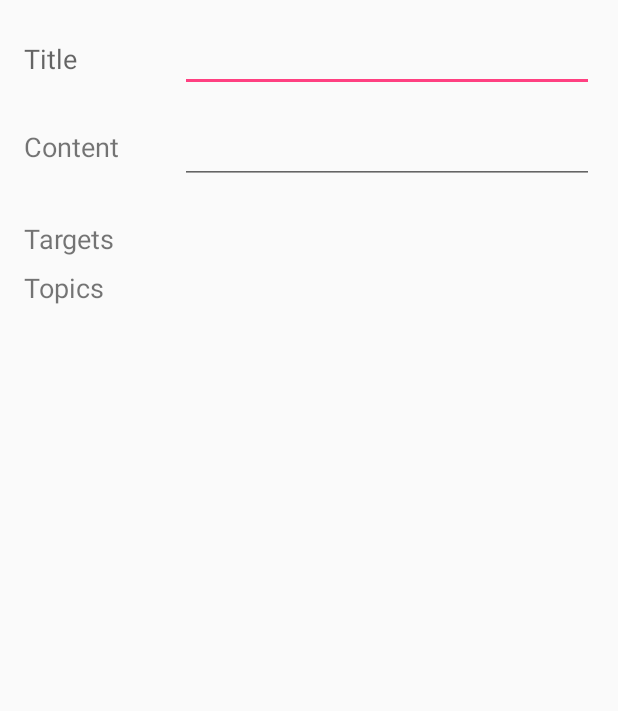
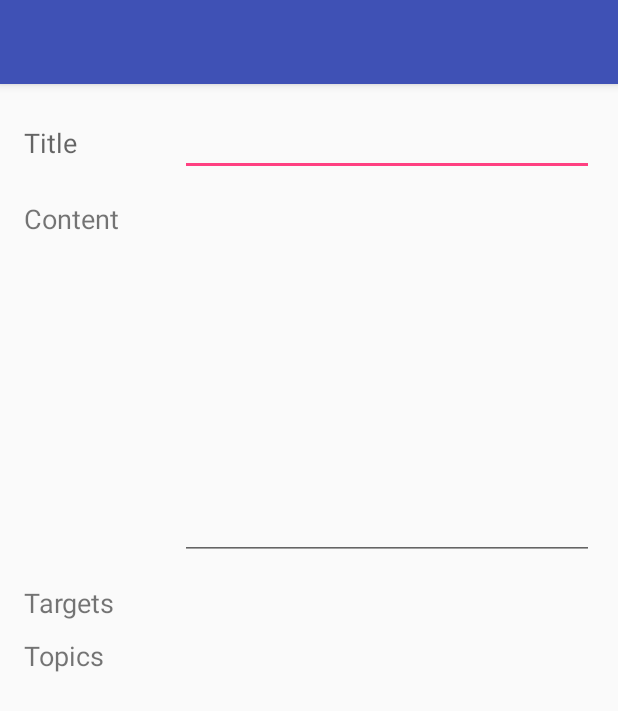
Before and after one commit to IsaacKhor/hermes-android, an Android app: the screen it shows after launch (AddNotifActivity), on a phone screen of 412 x 824 dp. Shown: the top 711 px of the screen. Run offline under Robolectric (Android 15) with nearby library versions, the phone set to English and light mode, and no system bars.

Commit message:
Resolve id collisions and change detail view to be linear

```diff
--- a/app/src/main/java/com/isaackhor/hermes/viewNotifs/NotifsActivity.kt
+++ b/app/src/main/java/com/isaackhor/hermes/viewNotifs/NotifsActivity.kt
@@ -59,7 +59,7 @@ class NotifsActivity : AppCompatActivity(), LifecycleOwner {
             swipeRefreshView.isRefreshing = isLoading })
 
     // Toolbar
-    setSupportActionBar(findViewById(R.id.toolbar))
+    setSupportActionBar(findViewById(R.id.main_toolbar))
   }
 
   override fun onCreateOptionsMenu(menu: Menu?): Boolean {
--- a/app/src/main/res/layout/activity_add_notif.xml
+++ b/app/src/main/res/layout/activity_add_notif.xml
@@ -1,115 +1,140 @@
 <?xml version="1.0" encoding="utf-8"?>
-<android.support.constraint.ConstraintLayout xmlns:android="http://schemas.android.com/apk/res/android"
+<LinearLayout xmlns:android="http://schemas.android.com/apk/res/android"
     xmlns:app="http://schemas.android.com/apk/res-auto"
     xmlns:tools="http://schemas.android.com/tools"
     android:layout_width="match_parent"
     android:layout_height="match_parent"
+    android:orientation="vertical"
     tools:context="com.isaackhor.hermes.viewAddNotif.AddNotifActivity">
 
+    <android.support.design.widget.AppBarLayout
+        android:layout_width="match_parent"
+        android:layout_height="wrap_content">
+
+        <android.support.v7.widget.Toolbar
+            android:id="@+id/add_toolbar"
+            android:layout_width="match_parent"
+            android:layout_height="wrap_content"
+            android:background="?attr/colorPrimary"
+            android:minHeight="?attr/actionBarSize"
+            android:theme="@style/Toolbar"
+            app:popupTheme="@style/ThemeOverlay.AppCompat.Light" />
+    </android.support.design.widget.AppBarLayout>
+
+    <ScrollView
+        android:layout_width="match_parent"
+        android:layout_height="match_parent">
+
+        <android.support.constraint.ConstraintLayout
+            android:layout_width="match_parent"
+            android:layout_height="wrap_content">
+
             <TextView
-        android:id="@+id/label_title"
+                android:labelFor="@+id/add_label_title"
+                android:id="@+id/add_label_title"
                 android:layout_width="80dp"
                 android:layout_height="wrap_content"
                 android:layout_marginBottom="8dp"
                 android:layout_marginEnd="8dp"
                 android:layout_marginStart="16dp"
                 android:layout_marginTop="8dp"
-        android:labelFor="@+id/text_title"
                 android:text="@string/label_title"
                 android:textAlignment="viewStart"
                 android:textAppearance="@style/TextAppearance.AppCompat.Display1"
                 android:textSize="18sp"
-        app:layout_constraintBottom_toBottomOf="@+id/text_title"
-        app:layout_constraintEnd_toStartOf="@+id/text_title"
+                app:layout_constraintBottom_toBottomOf="@+id/add_edit_title"
+                app:layout_constraintEnd_toStartOf="@+id/add_edit_title"
                 app:layout_constraintStart_toStartOf="parent"
-        app:layout_constraintTop_toTopOf="@+id/text_title" />
+                app:layout_constraintTop_toTopOf="@+id/add_edit_title" />
 
             <EditText
-        android:id="@+id/text_title"
+                android:id="@+id/add_edit_title"
                 android:layout_width="0dp"
                 android:layout_height="wrap_content"
                 android:layout_marginEnd="16dp"
                 android:layout_marginStart="16dp"
                 android:layout_marginTop="16dp"
                 android:ems="10"
-        android:inputType="textPersonName"
+                android:inputType="text"
+                android:singleLine="true"
                 android:text=""
+                android:textAppearance="@style/TextAppearance.AppCompat.Medium"
                 app:layout_constraintEnd_toEndOf="parent"
-        app:layout_constraintStart_toEndOf="@+id/label_title"
+                app:layout_constraintStart_toEndOf="@+id/add_label_title"
                 app:layout_constraintTop_toTopOf="parent" />
 
             <TextView
-        android:id="@+id/label_content"
+                android:id="@+id/add_label_content"
                 android:layout_width="0dp"
                 android:layout_height="wrap_content"
                 android:layout_marginStart="16dp"
-        android:layout_marginTop="8dp"
-        android:labelFor="@+id/text_content"
+                android:labelFor="@+id/content_text"
                 android:text="@string/label_content"
                 android:textSize="18sp"
-        app:layout_constraintEnd_toEndOf="@+id/label_title"
+                app:layout_constraintEnd_toEndOf="@+id/add_label_title"
                 app:layout_constraintStart_toStartOf="parent"
-        app:layout_constraintTop_toTopOf="@+id/text_content" />
+                app:layout_constraintTop_toTopOf="@+id/add_edit_content" />
 
             <EditText
-        android:id="@+id/text_content"
+                android:gravity="top|start"
+                android:id="@+id/add_edit_content"
                 android:layout_width="0dp"
-        android:layout_height="wrap_content"
+                android:layout_height="240dp"
                 android:layout_marginEnd="16dp"
                 android:layout_marginTop="16dp"
                 android:ems="10"
                 android:inputType="textMultiLine"
                 android:singleLine="false"
                 android:text=""
+                android:textAlignment="viewStart"
+                android:textAppearance="@style/TextAppearance.AppCompat.Medium"
                 app:layout_constraintEnd_toEndOf="parent"
-        app:layout_constraintStart_toStartOf="@+id/text_title"
-        app:layout_constraintTop_toBottomOf="@+id/text_title" />
+                app:layout_constraintStart_toStartOf="@+id/add_edit_title"
+                app:layout_constraintTop_toBottomOf="@+id/add_edit_title" />
 
             <TextView
-        android:id="@+id/label_targets"
+                android:id="@+id/add_label_targets"
                 android:layout_width="0dp"
                 android:layout_height="wrap_content"
                 android:layout_marginStart="16dp"
-        android:layout_marginTop="8dp"
                 android:text="@string/label_targets"
                 android:textSize="18sp"
-        app:layout_constraintEnd_toEndOf="@+id/label_content"
+                app:layout_constraintEnd_toEndOf="@+id/add_label_content"
                 app:layout_constraintStart_toStartOf="parent"
-        app:layout_constraintTop_toTopOf="@+id/edit_targets" />
+                app:layout_constraintTop_toTopOf="@+id/add_edit_targets" />
 
             <TextView
-        android:id="@+id/edit_targets"
+                android:id="@+id/add_edit_targets"
                 android:layout_width="0dp"
                 android:layout_height="wrap_content"
                 android:layout_marginEnd="16dp"
                 android:layout_marginTop="16dp"
                 android:text=""
-        android:textSize="18sp"
                 app:layout_constraintEnd_toEndOf="parent"
-        app:layout_constraintStart_toStartOf="@+id/text_content"
-        app:layout_constraintTop_toBottomOf="@+id/text_content" />
+                app:layout_constraintStart_toStartOf="@+id/add_edit_title"
+                app:layout_constraintTop_toBottomOf="@+id/add_edit_content" />
 
             <TextView
-        android:id="@+id/label_groups"
+                android:id="@+id/add_label_groups"
                 android:layout_width="0dp"
                 android:layout_height="wrap_content"
                 android:layout_marginStart="16dp"
                 android:text="@string/label_topics"
                 android:textSize="18sp"
-        app:layout_constraintEnd_toEndOf="@+id/label_targets"
+                app:layout_constraintEnd_toEndOf="@+id/add_label_targets"
                 app:layout_constraintStart_toStartOf="parent"
-        app:layout_constraintTop_toTopOf="@+id/edit_topics" />
+                app:layout_constraintTop_toTopOf="@+id/add_edit_topics" />
 
             <TextView
-        android:id="@+id/edit_topics"
+                android:id="@+id/add_edit_topics"
                 android:layout_width="0dp"
                 android:layout_height="wrap_content"
                 android:layout_marginEnd="16dp"
                 android:layout_marginTop="16dp"
                 android:text=""
-        android:textSize="18sp"
                 app:layout_constraintEnd_toEndOf="parent"
-        app:layout_constraintStart_toStartOf="@+id/edit_targets"
-        app:layout_constraintTop_toBottomOf="@+id/edit_targets" />
-
+                app:layout_constraintStart_toStartOf="@+id/add_edit_targets"
+                app:layout_constraintTop_toBottomOf="@+id/add_edit_targets" />
         </android.support.constraint.ConstraintLayout>
+    </ScrollView>
+</LinearLayout>
--- a/app/src/main/res/layout/activity_notifications.xml
+++ b/app/src/main/res/layout/activity_notifications.xml
@@ -12,7 +12,7 @@
         android:layout_height="wrap_content">
 
         <android.support.v7.widget.Toolbar
-            android:id="@+id/toolbar"
+            android:id="@+id/main_toolbar"
             android:layout_width="match_parent"
             android:layout_height="wrap_content"
             android:background="?attr/colorPrimary"
```
Also changed, not shown: app/src/main/java/com/isaackhor/hermes/viewNotifDetail/NotifDetailActivity.kt (+5 -8 lines), app/src/main/res/layout/activity_notif_detail.xml (+52 -81 lines). Lines whose indentation alone changed are shown as unchanged.
